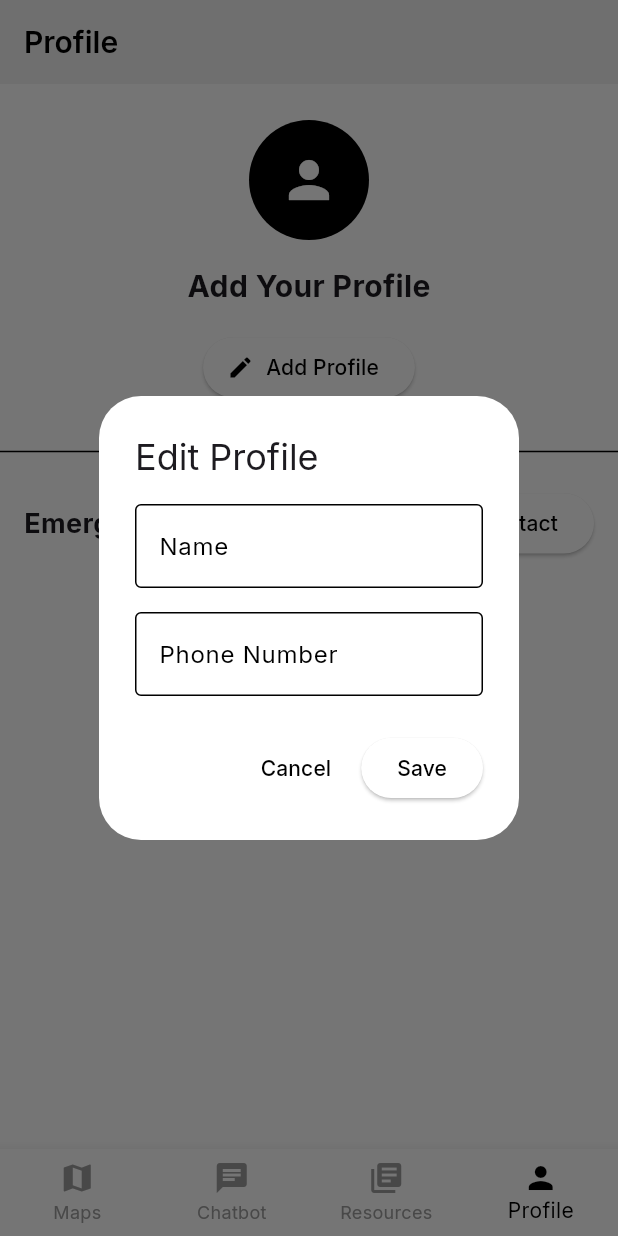
After one commit to vampbrain/SafeSteps, a Flutter app: the screen it shows after launch, item 4 of the bottom bar chosen, after a tap on "Add Profile", on a phone screen of 412 x 824 dp. The commit adds this screen. Run offline on Flutter 3.47's test engine with Material 3 defaults, Android fonts, the phone set to English and light mode, and no system bars; our stand-ins replace flutter_markdown, google_fonts, google_maps_flutter, location, shared_preferences, youtube_player_flutter.

Commit message:
added sos

```diff
--- a/safe_app/lib/pages/home_page.dart
+++ b/safe_app/lib/pages/home_page.dart
@@ -8,6 +8,12 @@ import '../widgets/ml_result_dialog.dart';
 import '../widgets/bottom_nav_bar.dart';
 import '../utils/constants.dart';
 import 'chatbot_page.dart';
+import 'resources_page.dart';
+import 'profile_page.dart';
+import 'package:url_launcher/url_launcher.dart';
+import 'package:shared_preferences/shared_preferences.dart';
+import 'package:location/location.dart';
+import 'dart:convert';
 
 class HomePage extends StatefulWidget {
   const HomePage({super.key});
@@ -20,12 +26,38 @@ class _HomePageState extends State<HomePage> {
   final RouteController _routeController = RouteController();
   final TextEditingController _startController = TextEditingController();
   final TextEditingController _destinationController = TextEditingController();
+  final Location _location = Location();
   int _currentIndex = 0;
 
   @override
   void initState() {
     super.initState();
     _initializeApp();
+    _requestLocationPermission();
+  }
+
+  Future<void> _requestLocationPermission() async {
+    bool serviceEnabled = await _location.serviceEnabled();
+    if (!serviceEnabled) {
+      serviceEnabled = await _location.requestService();
+      if (!serviceEnabled) return;
+    }
+
+    PermissionStatus permissionGranted = await _location.hasPermission();
+    if (permissionGranted == PermissionStatus.denied) {
+      permissionGranted = await _location.requestPermission();
+      if (permissionGranted != PermissionStatus.granted) return;
+    }
+  }
+
+  Future<LocationData?> _getCurrentLocation() async {
+    try {
+      await _requestLocationPermission();
+      return await _location.getLocation();
+    } catch (e) {
+      print('Error getting location: $e');
+      return null;
+    }
   }
 
   Future<void> _initializeApp() async {
@@ -39,6 +71,92 @@ class _HomePageState extends State<HomePage> {
     }
   }
 
+  Future<void> _sendSOSMessage() async {
+    try {
+      final prefs = await SharedPreferences.getInstance();
+      final contactsJson = prefs.getString('emergency_contacts');
+      final userName = prefs.getString('user_name') ?? '';
+
+      if (contactsJson == null || contactsJson.isEmpty) {
+        ScaffoldMessenger.of(context).showSnackBar(
+          const SnackBar(
+            content:
+                Text('Please add emergency contacts in your profile first'),
+            backgroundColor: Colors.red,
+          ),
+        );
+        return;
+      }
+
+      // Show loading indicator
+      showDialog(
+        context: context,
+        barrierDismissible: false,
+        builder: (context) => const Center(
+          child: CircularProgressIndicator(),
+        ),
+      );
+
+      // Get current location
+      final LocationData? currentLocation = await _getCurrentLocation();
+
+      // Hide loading indicator
+      Navigator.pop(context);
+
+      final List<dynamic> contacts = json.decode(contactsJson);
+      final List<String> recipients =
+          contacts.map((contact) => contact['phone'] as String).toList();
+
+      String message =
+          'EMERGENCY: ${userName.isNotEmpty ? "$userName needs" : "I need"} help!';
+
+      if (currentLocation != null) {
+        final locationUrl =
+            'https://www.google.com/maps/search/?api=1&query=${currentLocation.latitude},${currentLocation.longitude}';
+        message += '\nMy current location: $locationUrl';
+
+        // Add address if available
+        if (currentLocation.latitude != null &&
+            currentLocation.longitude != null) {
+          message +=
+              '\nLatitude: ${currentLocation.latitude}\nLongitude: ${currentLocation.longitude}';
+        }
+      } else {
+        message += '\nLocation not available';
+      }
+
+      // Add timestamp
+      message += '\nSent at: ${DateTime.now().toString()}';
+
+      // Create SMS URI with all recipients
+      final Uri smsUri = Uri(
+        scheme: 'sms',
+        path: recipients.join(','),
+        queryParameters: {'body': message},
+      );
+
+      if (await canLaunchUrl(smsUri)) {
+        await launchUrl(smsUri);
+        ScaffoldMessenger.of(context).showSnackBar(
+          const SnackBar(
+            content: Text('Opening SMS app with emergency message'),
+            backgroundColor: Colors.green,
+          ),
+        );
+      } else {
+        throw 'Could not launch SMS';
+      }
+    } catch (e) {
+      print('Error sending SOS messages: $e');
+      ScaffoldMessenger.of(context).showSnackBar(
+        const SnackBar(
+          content: Text('Failed to send emergency messages'),
+          backgroundColor: Colors.red,
+        ),
+      );
+    }
+  }
+
   Future<void> _searchRoutes() async {
     final error = await _routeController.searchRoutes(
       _startController.text,
@@ -49,8 +167,7 @@ class _HomePageState extends State<HomePage> {
       _showSnackBar(error);
     } else {
       _showSnackBar('${_routeController.allRoutesData.length} routes found');
-      Future.delayed(Duration(milliseconds: 500), () {
-      });
+      Future.delayed(Duration(milliseconds: 500), () {});
     }
   }
 
@@ -63,10 +180,7 @@ class _HomePageState extends State<HomePage> {
 
   void _showSnackBar(String message) {
     ScaffoldMessenger.of(context).showSnackBar(
-      SnackBar(
-        content: Text(message),
-        duration: const Duration(seconds: 3),
-      ),
+      SnackBar(content: Text(message), duration: const Duration(seconds: 3)),
     );
   }
 
@@ -77,16 +191,18 @@ class _HomePageState extends State<HomePage> {
       case 1:
         return const ChatbotPage();
       case 2:
-        return const Center(child: Text('Resources Coming Soon'));
+        return const ResourcesPage();
       case 3:
-        return const Center(child: Text('Profile Coming Soon'));
+        return const ProfilePage();
       default:
         return _buildMapsPage();
     }
   }
 
   Widget _buildMapsPage() {
-    return Column(
+    return Stack(
+      children: [
+        Column(
           children: [
             ListenableBuilder(
               listenable: _routeController,
@@ -106,12 +222,21 @@ class _HomePageState extends State<HomePage> {
             ),
             Expanded(child: MapWidget(controller: _routeController)),
           ],
+        ),
+        Positioned(
+          right: 16,
+          bottom: 16,
+          child: FloatingActionButton(
+            onPressed: _sendSOSMessage,
+            backgroundColor: Colors.red,
+            child: const Icon(Icons.sos, color: Colors.white),
+          ),
+        ),
+      ],
     );
   }
 
-  // ADDED: Method to build AppBar conditionally
   PreferredSizeWidget? _buildAppBar() {
-    // Only show AppBar for maps page (index 0)
     if (_currentIndex != 0) return null;
 
     return AppBar(
@@ -122,8 +247,7 @@ class _HomePageState extends State<HomePage> {
         ListenableBuilder(
           listenable: _routeController,
           builder: (context, child) {
-            if (_routeController.allRoutesData.isEmpty)
-              return const SizedBox();
+            if (_routeController.allRoutesData.isEmpty) return const SizedBox();
 
             return Row(
               children: [
@@ -156,7 +280,7 @@ class _HomePageState extends State<HomePage> {
   @override
   Widget build(BuildContext context) {
     return Scaffold(
-      appBar: _buildAppBar(), // MODIFIED: Conditional AppBar
+      appBar: _buildAppBar(),
       body: _buildCurrentPage(),
       bottomNavigationBar: BottomNavBar(
         currentIndex: _currentIndex,
--- /dev/null
+++ b/safe_app/lib/pages/profile_page.dart
@@ -0,0 +1,304 @@
+import 'package:flutter/material.dart';
+import 'package:shared_preferences/shared_preferences.dart';
+import 'dart:convert';
+
+class ProfilePage extends StatefulWidget {
+  const ProfilePage({super.key});
+
+  @override
+  State<ProfilePage> createState() => _ProfilePageState();
+}
+
+class _ProfilePageState extends State<ProfilePage> {
+  final _nameController = TextEditingController();
+  final _phoneController = TextEditingController();
+  bool _isLoading = false;
+  List<Map<String, String>> _emergencyContacts = [];
+  late SharedPreferences _prefs;
+  String _userName = '';
+  String _userPhone = '';
+
+  @override
+  void initState() {
+    super.initState();
+    _initializeProfile();
+  }
+
+  Future<void> _initializeProfile() async {
+    setState(() => _isLoading = true);
+    try {
+      _prefs = await SharedPreferences.getInstance();
+      _loadUserData();
+      _loadEmergencyContacts();
+    } catch (e) {
+      print('Error initializing profile: $e');
+    } finally {
+      setState(() => _isLoading = false);
+    }
+  }
+
+  void _loadUserData() {
+    _userName = _prefs.getString('user_name') ?? '';
+    _userPhone = _prefs.getString('user_phone') ?? '';
+    setState(() {});
+  }
+
+  Future<void> _saveUserData() async {
+    await _prefs.setString('user_name', _userName);
+    await _prefs.setString('user_phone', _userPhone);
+  }
+
+  void _loadEmergencyContacts() {
+    final contactsJson = _prefs.getString('emergency_contacts');
+    if (contactsJson != null) {
+      final List<dynamic> decoded = json.decode(contactsJson);
+      _emergencyContacts =
+          decoded.map((contact) => Map<String, String>.from(contact)).toList();
+      setState(() {});
+    }
+  }
+
+  Future<void> _saveEmergencyContacts() async {
+    await _prefs.setString(
+        'emergency_contacts', json.encode(_emergencyContacts));
+  }
+
+  Future<void> _updateUserProfile() async {
+    if (_nameController.text.isEmpty || _phoneController.text.isEmpty) {
+      ScaffoldMessenger.of(context).showSnackBar(
+        const SnackBar(content: Text('Please fill in all fields')),
+      );
+      return;
+    }
+
+    setState(() {
+      _userName = _nameController.text;
+      _userPhone = _phoneController.text;
+    });
+
+    await _saveUserData();
+    _nameController.clear();
+    _phoneController.clear();
+    Navigator.pop(context);
+  }
+
+  Future<void> _addEmergencyContact() async {
+    if (_nameController.text.isEmpty || _phoneController.text.isEmpty) {
+      ScaffoldMessenger.of(context).showSnackBar(
+        const SnackBar(content: Text('Please fill in all fields')),
+      );
+      return;
+    }
+
+    setState(() {
+      _emergencyContacts.add({
+        'name': _nameController.text,
+        'phone': _phoneController.text,
+      });
+    });
+
+    await _saveEmergencyContacts();
+    _nameController.clear();
+    _phoneController.clear();
+    Navigator.pop(context);
+  }
+
+  void _showEditProfileDialog() {
+    _nameController.text = _userName;
+    _phoneController.text = _userPhone;
+    showDialog(
+      context: context,
+      builder: (context) => AlertDialog(
+        title: const Text('Edit Profile'),
+        content: Column(
+          mainAxisSize: MainAxisSize.min,
+          children: [
+            TextField(
+              controller: _nameController,
+              decoration: const InputDecoration(
+                labelText: 'Name',
+                border: OutlineInputBorder(),
+              ),
+            ),
+            const SizedBox(height: 16),
+            TextField(
+              controller: _phoneController,
+              decoration: const InputDecoration(
+                labelText: 'Phone Number',
+                border: OutlineInputBorder(),
+              ),
+              keyboardType: TextInputType.phone,
+            ),
+          ],
+        ),
+        actions: [
+          TextButton(
+            onPressed: () => Navigator.pop(context),
+            child: const Text('Cancel'),
+          ),
+          ElevatedButton(
+            onPressed: _updateUserProfile,
+            child: const Text('Save'),
+          ),
+        ],
+      ),
+    );
+  }
+
+  void _showAddContactDialog() {
+    showDialog(
+      context: context,
+      builder: (context) => AlertDialog(
+        title: const Text('Add Emergency Contact'),
+        content: Column(
+          mainAxisSize: MainAxisSize.min,
+          children: [
+            TextField(
+              controller: _nameController,
+              decoration: const InputDecoration(
+                labelText: 'Name',
+                border: OutlineInputBorder(),
+              ),
+            ),
+            const SizedBox(height: 16),
+            TextField(
+              controller: _phoneController,
+              decoration: const InputDecoration(
+                labelText: 'Phone Number',
+                border: OutlineInputBorder(),
+              ),
+              keyboardType: TextInputType.phone,
+            ),
+          ],
+        ),
+        actions: [
+          TextButton(
+            onPressed: () => Navigator.pop(context),
+            child: const Text('Cancel'),
+          ),
+          ElevatedButton(
+            onPressed: _addEmergencyContact,
+            child: const Text('Add'),
+          ),
+        ],
+      ),
+    );
+  }
+
+  Future<void> _removeContact(int index) async {
+    setState(() {
+      _emergencyContacts.removeAt(index);
+    });
+    await _saveEmergencyContacts();
+  }
+
+  Widget _buildUserSection() {
+    if (_isLoading) {
+      return const Center(child: CircularProgressIndicator());
+    }
+
+    return Column(
+      children: [
+        const CircleAvatar(
+          radius: 40,
+          child: Icon(Icons.person, size: 40),
+        ),
+        const SizedBox(height: 16),
+        Text(
+          _userName.isEmpty ? 'Add Your Profile' : _userName,
+          style: const TextStyle(fontSize: 20, fontWeight: FontWeight.bold),
+        ),
+        if (_userPhone.isNotEmpty)
+          Text(
+            _userPhone,
+            style: const TextStyle(fontSize: 16, color: Colors.grey),
+          ),
+        const SizedBox(height: 16),
+        ElevatedButton.icon(
+          onPressed: _showEditProfileDialog,
+          icon: const Icon(Icons.edit),
+          label: Text(_userName.isEmpty ? 'Add Profile' : 'Edit Profile'),
+        ),
+      ],
+    );
+  }
+
+  Widget _buildEmergencyContactsList() {
+    return Column(
+      crossAxisAlignment: CrossAxisAlignment.start,
+      children: [
+        Padding(
+          padding: const EdgeInsets.all(16),
+          child: Row(
+            mainAxisAlignment: MainAxisAlignment.spaceBetween,
+            children: [
+              const Text(
+                'Emergency Contacts',
+                style: TextStyle(fontSize: 18, fontWeight: FontWeight.bold),
+              ),
+              ElevatedButton.icon(
+                onPressed: _showAddContactDialog,
+                icon: const Icon(Icons.add),
+                label: const Text('Add Contact'),
+              ),
+            ],
+          ),
+        ),
+        if (_emergencyContacts.isEmpty)
+          const Center(
+            child: Padding(
+              padding: EdgeInsets.all(16),
+              child: Text(
+                'No emergency contacts added yet',
+                style: TextStyle(fontSize: 16, color: Colors.grey),
+              ),
+            ),
+          )
+        else
+          ListView.builder(
+            shrinkWrap: true,
+            physics: const NeverScrollableScrollPhysics(),
+            itemCount: _emergencyContacts.length,
+            itemBuilder: (context, index) {
+              final contact = _emergencyContacts[index];
+              return ListTile(
+                leading: const CircleAvatar(child: Icon(Icons.person)),
+                title: Text(contact['name']!),
+                subtitle: Text(contact['phone']!),
+                trailing: IconButton(
+                  icon: const Icon(Icons.delete),
+                  onPressed: () => _removeContact(index),
+                ),
+              );
+            },
+          ),
+      ],
+    );
+  }
+
+  @override
+  Widget build(BuildContext context) {
+    return Scaffold(
+      appBar: AppBar(title: const Text('Profile')),
+      body: SingleChildScrollView(
+        child: Column(
+          children: [
+            Container(
+              padding: const EdgeInsets.all(24),
+              child: _buildUserSection(),
+            ),
+            const Divider(),
+            _buildEmergencyContactsList(),
+          ],
+        ),
+      ),
+    );
+  }
+
+  @override
+  void dispose() {
+    _nameController.dispose();
+    _phoneController.dispose();
+    super.dispose();
+  }
+}
```
Also changed, not shown: safe_app/lib/pages/resources_page.dart (added, +243 -0 lines), safe_app/pubspec.yaml (+8 -3 lines), safe_app/pubspec.lock, 5 other files. Lines whose indentation alone changed are shown as unchanged.
